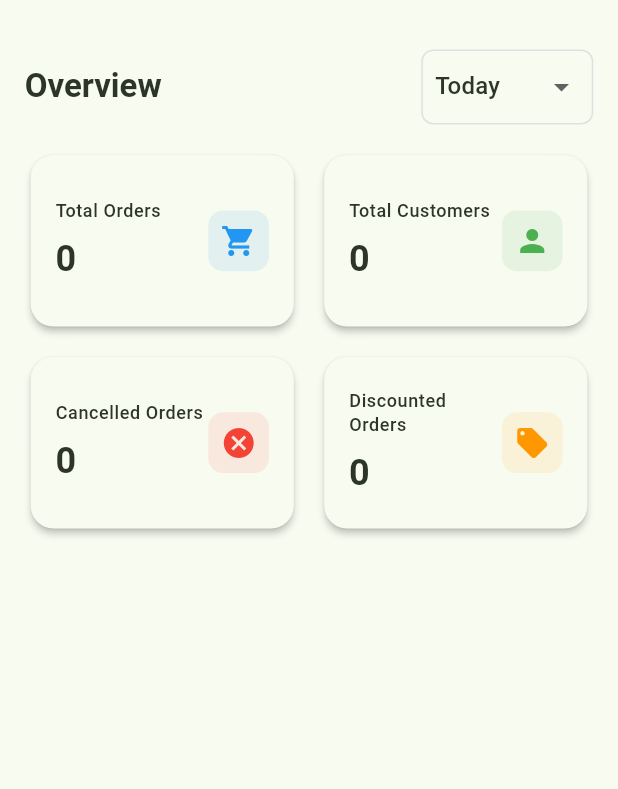
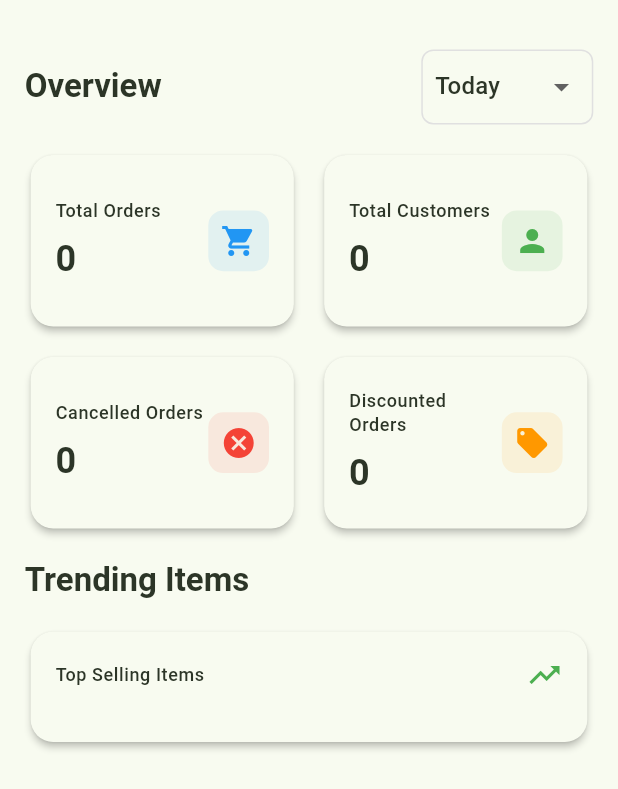
Before and after one commit to Pavel401/DineSync, a Flutter app: the AdminAnalyticsView screen opened directly, on a phone screen of 412 x 824 dp. Shown: the top 789 px of the screen. Run offline on Flutter 3.47's test engine with Material 3 defaults, Android fonts, the phone set to English and light mode, and no system bars; our stand-ins replace cached_network_image, cloud_firestore, dotted_border, dotted_line, equatable, firebase_auth and 16 more; missing offline and left inert: flutter_swipe_button; accounts and stored records are empty.

Commit message:
Add trending items section to AdminAnalyticsView

```diff
--- a/lib/app/modules/Admin App/Analytics/views/admin_analytics_view.dart
+++ b/lib/app/modules/Admin App/Analytics/views/admin_analytics_view.dart
@@ -1,11 +1,12 @@
 import 'package:cho_nun_btk/app/modules/Admin%20App/Analytics/controller/admin_analytics_controller.dart';
+import 'package:cho_nun_btk/app/modules/Admin%20App/Menu/controllers/menu_controller.dart';
 import 'package:flutter/material.dart';
 import 'package:get/get.dart';
 import 'package:sizer/sizer.dart';
 
 class AdminAnalyticsView extends StatelessWidget {
   final controller = Get.put(AdminAnalyticsController());
-
+  FoodMenuController foodMenuController = Get.put(FoodMenuController());
   @override
   Widget build(BuildContext context) {
     return Scaffold(
@@ -35,11 +36,6 @@ class AdminAnalyticsView extends StatelessWidget {
                     ),
                   ),
                   Obx(() => _buildFilterDropdown(context)),
-
-                  ///Add a Filter for Today , YesterDay , Weekly , Monthly , Yearly
-                  ///If monthly is selected then show a dropdown for selecting month
-                  ///If yearly is selected then show a dropdown for selecting year
-                  ///Do we need to show the year picker for the month picker too ?
                 ],
               ),
               SizedBox(height: 2.h),
@@ -85,6 +81,74 @@ class AdminAnalyticsView extends StatelessWidget {
                         color: Colors.orange,
                       )),
                 ],
+              ),
+              SizedBox(height: 2.h),
+              Text(
+                'Trending Items',
+                style: context.textTheme.titleLarge?.copyWith(
+                  fontWeight: FontWeight.bold,
+                ),
+              ),
+              SizedBox(height: 2.h),
+              Card(
+                elevation: 2,
+                shape: RoundedRectangleBorder(
+                  borderRadius: BorderRadius.circular(15),
+                ),
+                child: Padding(
+                  padding: EdgeInsets.all(4.w),
+                  child: Column(
+                    children: [
+                      Row(
+                        mainAxisAlignment: MainAxisAlignment.spaceBetween,
+                        children: [
+                          Text(
+                            'Top Selling Items',
+                            style: context.textTheme.bodySmall?.copyWith(
+                              fontWeight: FontWeight.w500,
+                            ),
+                          ),
+                          Icon(
+                            Icons.trending_up,
+                            color: Colors.green,
+                            size: 24,
+                          ),
+                        ],
+                      ),
+                      SizedBox(height: 2.h),
+                      // Obx(
+                      //   () => FutureBuilder(
+                      //     future: foodMenuController
+                      //         .getItemsForCategory(controller.itemSalesData),
+                      //     builder: (context, snapshot) {
+                      //       if (snapshot.connectionState ==
+                      //           ConnectionState.waiting) {
+                      //         return Center(
+                      //           child: CircularProgressIndicator(),
+                      //         );
+                      //       }
+                      //       if (snapshot.hasData) {
+                      //         Map<FoodItem, int> items =
+                      //             snapshot.data as Map<FoodItem, int>;
+                      //         return Column(
+                      //           children: items.entries
+                      //               .map(
+                      //                 (e) => ListTile(
+                      //                   title: Text(e.key.foodName),
+                      //                   subtitle: Text(
+                      //                       'Quantity: ${e.value} | Revenue: \$${e.key.foodPrice * e.value}'),
+                      //                 ),
+                      //               )
+                      //               .toList(),
+                      //         );
+                      //       }
+                      //       return Container();
+                      //     },
+                      //   ),
+                      // ),
+                    ],
+                  ),
+                ),
               ),
             ],
           ),
```
